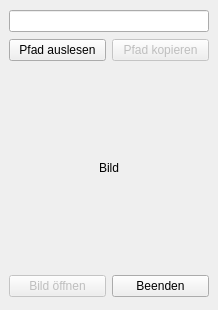
Before: the Qt Designer form mainwindow.ui in Alsweider/WasfurnBild, drawn with Qt 5.
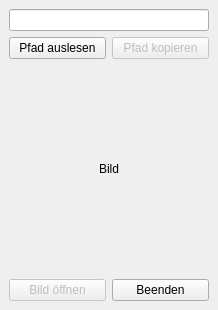
After: the same form once the commit is applied.

The edit to the form file:
```diff
--- a/mainwindow.ui
+++ b/mainwindow.ui
@@ -47,6 +47,12 @@
     </item>
     <item row="2" column="0">
      <widget class="QPushButton" name="pushButton_5">
+      <property name="sizePolicy">
+       <sizepolicy hsizetype="Minimum" vsizetype="Minimum">
+        <horstretch>0</horstretch>
+        <verstretch>0</verstretch>
+       </sizepolicy>
+      </property>
       <property name="minimumSize">
        <size>
         <width>200</width>
```
Left out of the diff: 5 changed lines with no effect on the pictures.
